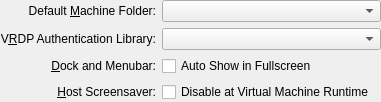
Before: the Qt Designer form vbox/src/VBox/Frontends/VirtualBox/src/settings/global/UIGlobalSettingsGeneral.ui in jljuxgm/vboxgit, drawn with Qt 5.
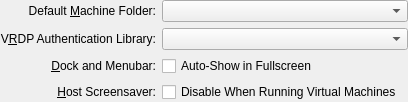
After: the same form once the commit is applied. Custom widgets are drawn as their Qt base class.

Patch:
```diff
--- a/vbox/src/VBox/Frontends/VirtualBox/src/settings/global/UIGlobalSettingsGeneral.ui
+++ b/vbox/src/VBox/Frontends/VirtualBox/src/settings/global/UIGlobalSettingsGeneral.ui
@@ -86,7 +86,7 @@
    <item row="2" column="1">
     <widget class="QCheckBox" name="m_pCheckBoxPresentationMode">
      <property name="text">
-      <string>Auto Show in Fullscreen</string>
+      <string>Auto-Show in Fullscreen</string>
      </property>
      <property name="whatsThis">
       <string>When checked, the host dock and menu bar will be shown when the virtual machine is in fullscreen mode.</string>
@@ -112,7 +112,7 @@
       <string>When checked, the host screensaver will be disabled whenever a virtual machine is running.</string>
      </property>
      <property name="text">
-      <string>Disable at Virtual Machine Runtime</string>
+      <string>Disable When Running Virtual Machines</string>
      </property>
     </widget>
    </item>
```
